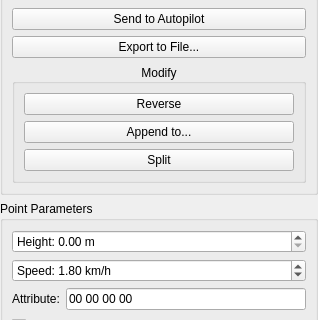
Qt form userinterface/planui.ui (RISE-Dependable-Transport-Systems/WayWise) before a commit; both pictures show x 0 to 318 and y 147 to 467 of the 318 by 852 pixel window.
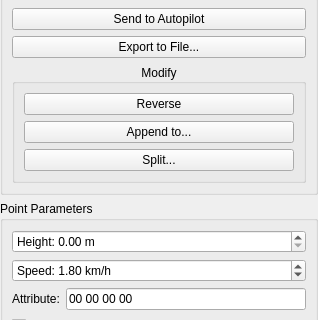
The same form after that commit.

The edit to the form file:
```diff
--- a/userinterface/planui.ui
+++ b/userinterface/planui.ui
@@ -147,7 +147,7 @@
             <string>Route must contain at least two points to be split.</string>
            </property>
            <property name="text">
-            <string>Split</string>
+            <string>Split...</string>
            </property>
           </widget>
          </item>
```
